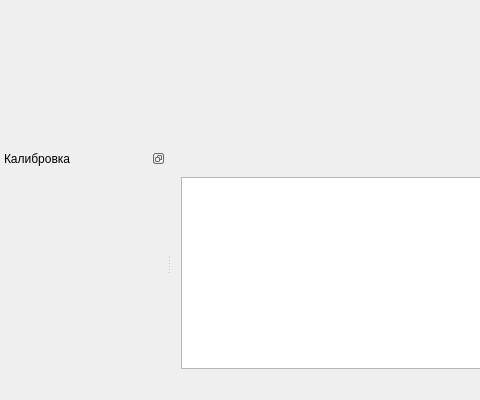
Above: src/mainwindow.ui from ncPUMA/FanucBotGui before the change; both pictures show x 0 to 480 and y 320 to 720 of the 1280 by 720 pixel window. Below: the same form after it.
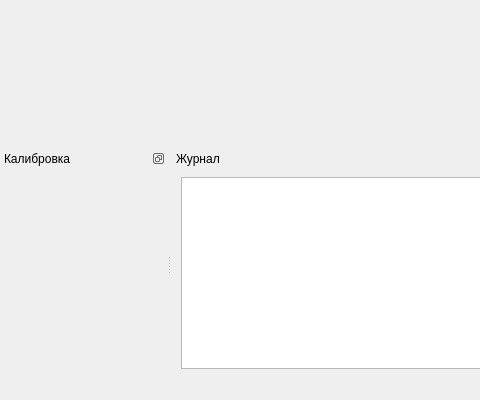
That is the form after the change. Custom widgets are drawn as their Qt base class.

Diff of the .ui file:
```diff
--- a/src/mainwindow.ui
+++ b/src/mainwindow.ui
@@ -101,6 +101,9 @@
      <verstretch>0</verstretch>
     </sizepolicy>
    </property>
+   <property name="windowTitle">
+    <string>Журнал</string>
+   </property>
    <attribute name="dockWidgetArea">
     <number>8</number>
    </attribute>
```
